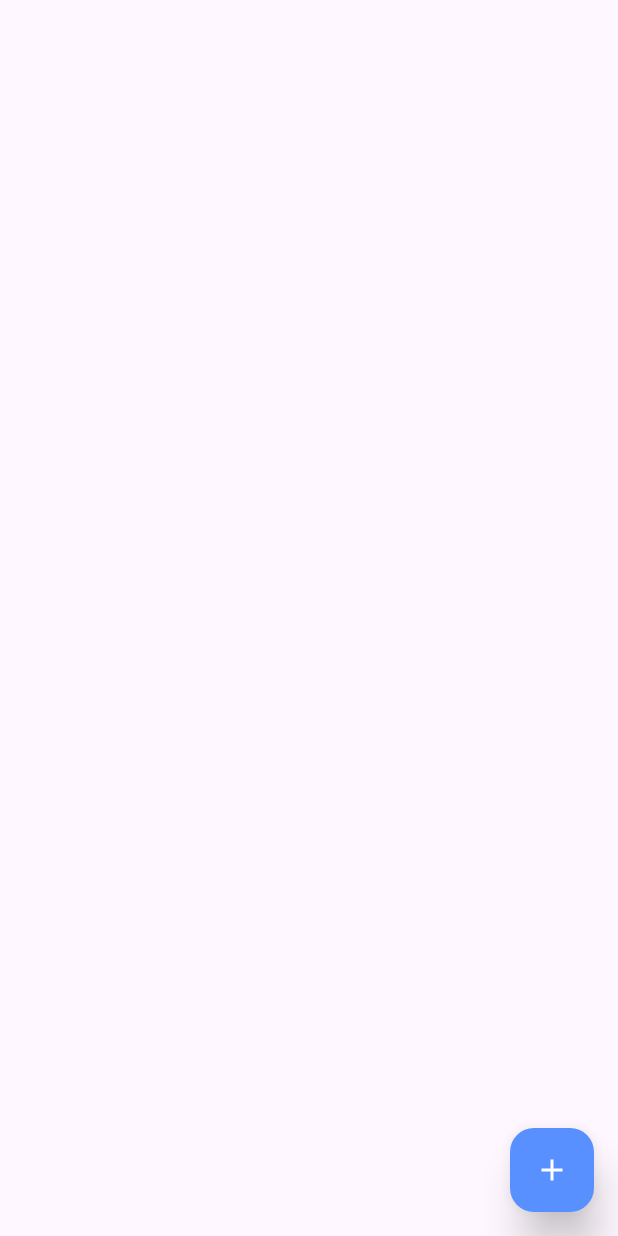
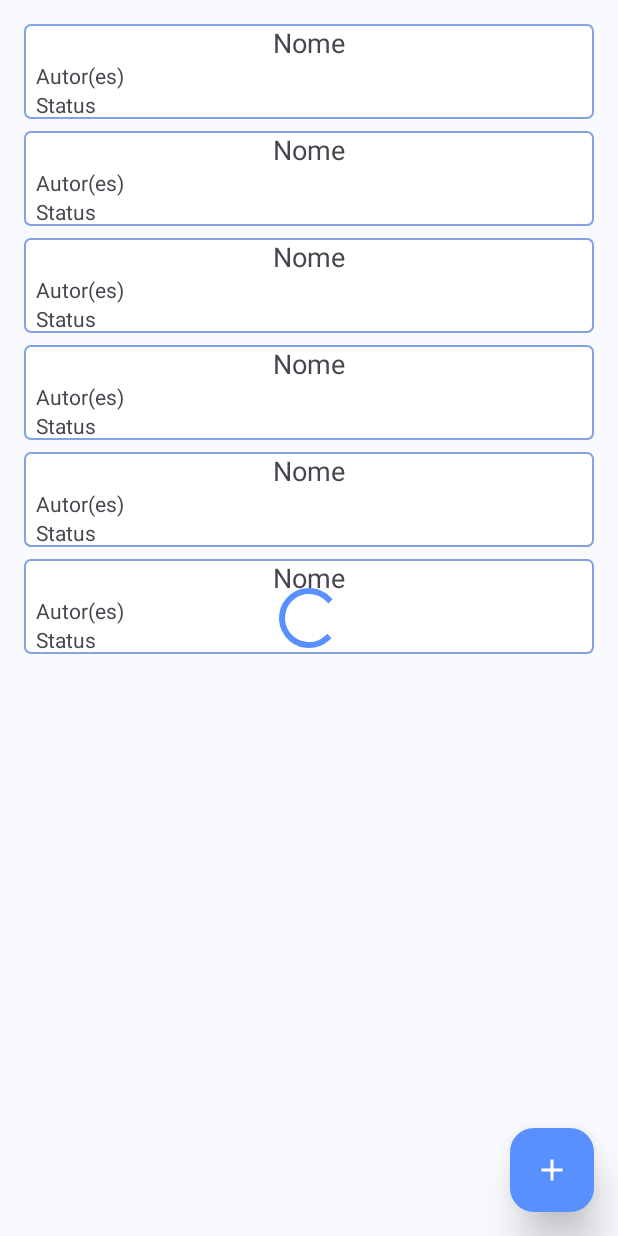
Before and after one commit to alinegtcl/meus-livros, an Android app: the layout fragment_list_book.xml on its own in the app's theme, with its tools: preview values and no code run, on a phone screen of 412 x 824 dp. Run offline under Robolectric (Android 15) with nearby library versions, the phone set to English and light mode, and no system bars.

Commit message:
feat(list_book): added layout and search of all books.

```diff
--- a/app/src/main/java/com/luisitolentino/meuslivros/data/datasource/BooksDao.kt
+++ b/app/src/main/java/com/luisitolentino/meuslivros/data/datasource/BooksDao.kt
@@ -2,10 +2,14 @@ package com.luisitolentino.meuslivros.data.datasource
 
 import androidx.room.Dao
 import androidx.room.Insert
+import androidx.room.Query
 import com.luisitolentino.meuslivros.data.entity.BookEntity
 
 @Dao
 interface BooksDao {
     @Insert
     suspend fun insert(book: BookEntity)
+
+    @Query("SELECT * FROM bookentity ORDER BY name")
+    suspend fun getAllBooks(): List<BookEntity>
 }
--- a/app/src/main/java/com/luisitolentino/meuslivros/domain/usecase/BookControlUseCase.kt
+++ b/app/src/main/java/com/luisitolentino/meuslivros/domain/usecase/BookControlUseCase.kt
@@ -1,7 +1,10 @@
 package com.luisitolentino.meuslivros.domain.usecase
 
 import com.luisitolentino.meuslivros.domain.model.Book
+import com.luisitolentino.meuslivros.domain.utils.MBResult
 
 interface BookControlUseCase {
     suspend fun insert(book: Book)
+
+    suspend fun getAllBooks(): MBResult<List<Book>, String>
 }
--- /dev/null
+++ b/app/src/main/res/drawable/background_book_tile.xml
@@ -0,0 +1,10 @@
+<?xml version="1.0" encoding="utf-8"?>
+<shape xmlns:android="http://schemas.android.com/apk/res/android"
+    android:shape="rectangle">
+    <stroke
+        android:width="1dp"
+        android:color="@color/lightBlue" />
+    <solid android:color="@color/white" />
+    <corners android:radius="4dp" />
+
+</shape>
--- a/app/src/main/res/layout/fragment_list_book.xml
+++ b/app/src/main/res/layout/fragment_list_book.xml
@@ -4,34 +4,42 @@
     xmlns:tools="http://schemas.android.com/tools"
     android:layout_width="match_parent"
     android:layout_height="match_parent"
+    android:background="@color/ic_launcher_my_books_background"
     tools:context=".presentation.view.fragment.ListBookFragment">
 
-<!--    <androidx.recyclerview.widget.RecyclerView-->
-<!--        android:id="@+id/recyclerListBooks"-->
-<!--        android:layout_width="match_parent"-->
-<!--        android:layout_height="match_parent"-->
-<!--        tools:itemCount="6" />-->
+    <androidx.recyclerview.widget.RecyclerView
+        android:id="@+id/recyclerListBooks"
+        android:layout_width="match_parent"
+        android:layout_height="match_parent"
+        android:layout_marginHorizontal="16dp"
+        android:layout_marginTop="16dp"
+        android:orientation="vertical"
+        app:layoutManager="androidx.recyclerview.widget.LinearLayoutManager"
+        tools:itemCount="6"
+        tools:listitem="@layout/tile_book" />
 
-<!--    <ProgressBar-->
-<!--        android:id="@+id/loadingListBook"-->
-<!--        android:layout_width="wrap_content"-->
-<!--        android:layout_height="wrap_content"-->
-<!--        android:layout_gravity="center"-->
-<!--        android:indeterminateTint="@color/blue"-->
-<!--        android:indeterminateTintMode="src_atop" />-->
+    <ProgressBar
+        android:id="@+id/loadingListBook"
+        android:layout_width="wrap_content"
+        android:layout_height="wrap_content"
+        android:layout_gravity="center"
+        android:indeterminateTint="@color/blue"
+        android:indeterminateTintMode="src_atop" />
 
-<!--    <TextView-->
-<!--        android:id="@+id/textEmptyState"-->
-<!--        android:layout_width="match_parent"-->
-<!--        android:layout_height="wrap_content"-->
-<!--        android:layout_gravity="center"-->
-<!--        android:layout_marginHorizontal="24dp"-->
-<!--        android:text="@string/label_you_dont_have_books"-->
-<!--        android:textSize="24sp"-->
-<!--        app:layout_constraintBottom_toBottomOf="parent"-->
-<!--        app:layout_constraintEnd_toEndOf="parent"-->
-<!--        app:layout_constraintStart_toStartOf="parent"-->
-<!--        app:layout_constraintTop_toTopOf="parent" />-->
+    <TextView
+        android:id="@+id/textEmptyState"
+        android:layout_width="match_parent"
+        android:layout_height="wrap_content"
+        android:layout_gravity="center"
+        android:layout_marginHorizontal="24dp"
+        android:gravity="center"
+        android:text="@string/label_you_dont_have_books"
+        android:textSize="24sp"
+        android:visibility="gone"
+        app:layout_constraintBottom_toBottomOf="parent"
+        app:layout_constraintEnd_toEndOf="parent"
+        app:layout_constraintStart_toStartOf="parent"
+        app:layout_constraintTop_toTopOf="parent" />
 
     <com.google.android.material.floatingactionbutton.FloatingActionButton
         android:id="@+id/buttonAddNewBook"
--- /dev/null
+++ b/app/src/main/res/layout/tile_book.xml
@@ -0,0 +1,31 @@
+<?xml version="1.0" encoding="utf-8"?>
+<LinearLayout xmlns:android="http://schemas.android.com/apk/res/android"
+    xmlns:tools="http://schemas.android.com/tools"
+    android:layout_width="match_parent"
+    android:layout_height="wrap_content"
+    android:layout_marginBottom="8dp"
+    android:background="@drawable/background_book_tile"
+    android:orientation="vertical"
+    android:paddingHorizontal="8dp">
+
+    <TextView
+        android:id="@+id/textBookName"
+        android:layout_width="match_parent"
+        android:layout_height="wrap_content"
+        android:gravity="center"
+        android:textSize="18sp"
+        tools:text="Nome" />
+
+    <TextView
+        android:id="@+id/textWriterName"
+        android:layout_width="match_parent"
+        android:layout_height="wrap_content"
+        tools:text="Autor(es)" />
+
+    <TextView
+        android:id="@+id/textStatus"
+        android:layout_width="match_parent"
+        android:layout_height="wrap_content"
+        tools:text="Status" />
+
+</LinearLayout>
--- a/app/src/main/res/values/strings.xml
+++ b/app/src/main/res/values/strings.xml
@@ -1,7 +1,5 @@
 <resources>
     <string name="app_name">Meus Livros</string>
-    <string name="label_you_dont_have_books">Você não tem livros adicionados</string>
+    <string name="label_you_dont_have_books">Você ainda não tem livros adicionados</string>
     <string name="label_add_book">Adicionar livro</string>
-    <!-- TODO: Remove or change this placeholder text -->
-    <string name="hello_blank_fragment">Hello blank fragment</string>
 </resources>
```
Also changed, not shown: app/build.gradle.kts (+4 -3 lines), app/src/main/java/com/luisitolentino/meuslivros/data/repository/BooksRepositoryImpl.kt (+8 -0 lines), app/src/main/java/com/luisitolentino/meuslivros/domain/utils/MBResult.kt (added, +16 -0 lines), app/src/main/java/com/luisitolentino/meuslivros/domain/utils/Result.kt (deleted, +0 -16 lines), app/src/main/java/com/luisitolentino/meuslivros/presentation/view/adapter/BookAdapter.kt (added, +52 -0 lines), app/src/main/java/com/luisitolentino/meuslivros/presentation/view/fragment/AddBookFragment.kt (+26 -2 lines), app/src/main/java/com/luisitolentino/meuslivros/presentation/view/fragment/ListBookFragment.kt (+38 -0 lines), app/src/main/java/com/luisitolentino/meuslivros/presentation/viewmodel/AddBookState.kt (added, +7 -0 lines), app/src/main/java/com/luisitolentino/meuslivros/presentation/viewmodel/BookControlViewModel.kt (+29 -5 lines), app/src/main/java/com/luisitolentino/meuslivros/presentation/viewmodel/BookState.kt (deleted, +0 -9 lines), app/src/main/java/com/luisitolentino/meuslivros/presentation/viewmodel/ListBookState.kt (added, +11 -0 lines).
